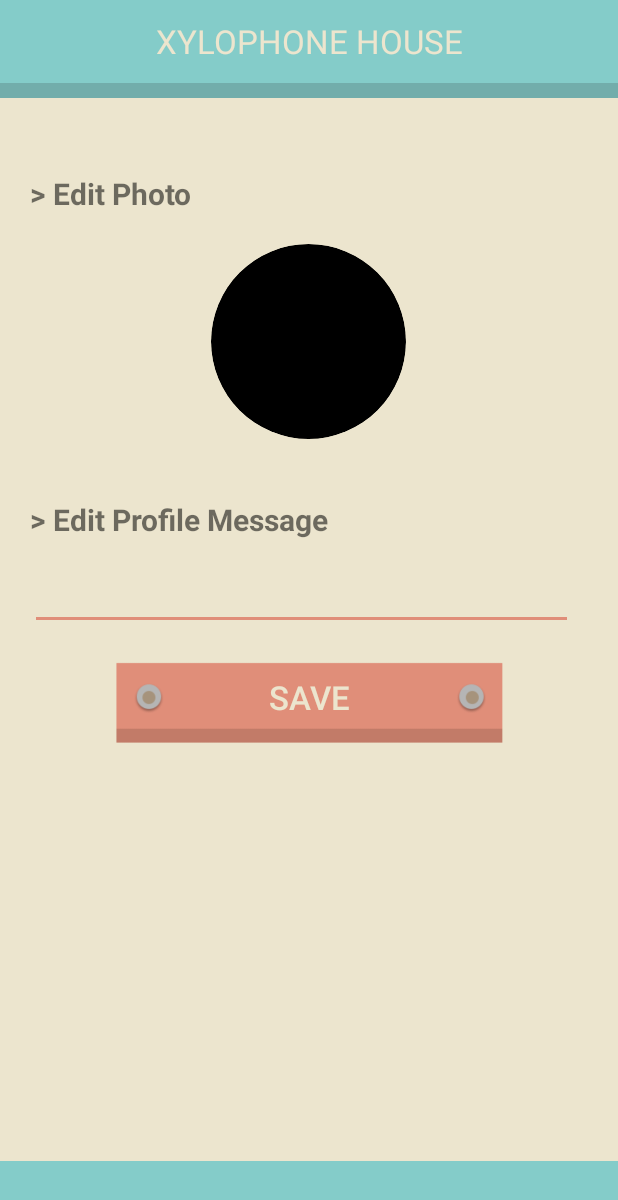
After one commit to JeonHuiJae/FIX, an Android app: the EditProfileActivity screen opened directly, with no data from a screen before it, on a phone screen of 412 x 824 dp. The commit adds this screen. Shown: the top 1200 px of the screen. Run offline under Robolectric (Android 15) with nearby library versions, the phone set to English and light mode, and no system bars.

Commit message:
이것저것...

```diff
--- a/Fix/app/build.gradle
+++ b/Fix/app/build.gradle
@@ -32,6 +32,7 @@ dependencies {
     implementation files('libs/mail.jar')
     implementation 'com.android.support:cardview-v7:26.1.0'
     implementation 'com.android.support:recyclerview-v7:26.1.0'
+    implementation 'de.hdodenhof:circleimageview:2.2.0'
 }
 
 
--- a/Fix/app/src/main/AndroidManifest.xml
+++ b/Fix/app/src/main/AndroidManifest.xml
@@ -40,12 +40,14 @@
         </provider>
 
         <activity android:name=".ChatActivity" />
-        <activity android:name=".ConstraintActivity" />
         <activity android:name=".ContractActivity" />
         <activity android:name=".MatchingActivity" />
         <activity android:name=".Join" />
         <activity android:name=".SeniorDetail" />
-        <activity android:name=".SeniorMain"></activity>
+        <activity android:name=".SeniorMain" />
+        <activity android:name=".EditProfileActivity"/>
+        <activity android:name=".SelectPhotoMode"
+            android:theme="@android:style/Theme.DeviceDefault.Light.Dialog"/>
     </application>
 
 </manifest>
--- /dev/null
+++ b/Fix/app/src/main/java/com/example/hhj73/fix/EditProfileActivity.java
@@ -0,0 +1,68 @@
+package com.example.hhj73.fix;
+
+import android.app.Activity;
+import android.content.Intent;
+import android.graphics.Bitmap;
+import android.graphics.BitmapFactory;
+import android.graphics.drawable.ShapeDrawable;
+import android.graphics.drawable.shapes.OvalShape;
+import android.os.Build;
+import android.os.Bundle;
+import android.view.View;
+import android.widget.EditText;
+import android.widget.ImageView;
+import android.widget.Toast;
+
+public class EditProfileActivity extends Activity {
+    final static int PHOTO=111;
+    private ImageView profileImageView;
+    private Bitmap photo;
+    private EditText message;
+    @Override
+    protected void onCreate(Bundle savedInstanceState) {
+        super.onCreate(savedInstanceState);
+        setContentView(R.layout.activity_edit_profile);
+        init();
+    }
+    public void init(){
+        Intent intent = getIntent();
+        message = (EditText)findViewById(R.id.profileMessageInput);
+        message.setText(intent.getStringExtra("preMessage"));
+        profileImageView = (ImageView)findViewById(R.id.profilePhotoInput);
+        profileImageView.setBackground(new ShapeDrawable(new OvalShape()));
+        if(Build.VERSION.SDK_INT>=21)
+            profileImageView.setClipToOutline(true);
+
+    }
+
+
+    public void editPhoto(View view) {
+        Intent intent = new Intent(this, SelectPhotoMode.class);
+        startActivityForResult(intent,PHOTO);
+    }
+
+    @Override
+    protected void onActivityResult(int requestCode, int resultCode, Intent data) {
+        if(requestCode==PHOTO&&requestCode==RESULT_OK){
+
+            byte[] bytes = data.getByteArrayExtra("profilePhoto");
+            Bitmap bytesTobitmap = BitmapFactory.decodeByteArray(bytes,0,bytes.length);
+            //photo = (Bitmap)data.getParcelableExtra("profilePhoto");
+
+            if(bytesTobitmap!=null)
+                profileImageView.setImageBitmap(bytesTobitmap);
+            else
+                Toast.makeText(getApplicationContext(),"Loading Fail",Toast.LENGTH_SHORT).show();
+        }
+    }
+
+    public void saveProfile(View view) {
+        message = (EditText)findViewById(R.id.profileMessageInput);
+        String tmp = message.getText().toString();
+        Intent saveIntent = new Intent(this,SeniorMain.class);
+        saveIntent.putExtra("profileMessage",tmp);
+        saveIntent.putExtra("profilePhoto",photo);
+        setResult(RESULT_OK,saveIntent);
+        finish();
+    }
+}
--- /dev/null
+++ b/Fix/app/src/main/res/layout/activity_edit_profile.xml
@@ -0,0 +1,106 @@
+<?xml version="1.0" encoding="utf-8"?>
+<LinearLayout xmlns:android="http://schemas.android.com/apk/res/android"
+    xmlns:tools="http://schemas.android.com/tools"
+    android:layout_width="match_parent"
+    android:layout_height="match_parent"
+    android:orientation="vertical"
+    android:background="@color/colorPowder"
+    tools:context=".EditProfileActivity">
+    <FrameLayout
+        android:layout_width="match_parent"
+        android:layout_height="match_parent">
+
+        <LinearLayout
+            android:orientation="vertical"
+            android:layout_width="match_parent"
+            android:layout_height="match_parent">
+            <FrameLayout
+                android:background="@color/colorMint"
+                android:layout_width="match_parent"
+                android:layout_height="55dp">
+                <TextView
+                    android:layout_gravity="center"
+                    android:textSize="22dp"
+                    android:textColor="@color/colorPowder"
+                    android:gravity="center"
+                    android:text="XYLOPHONE HOUSE"
+                    android:layout_width="match_parent"
+                    android:layout_height="wrap_content" />
+            </FrameLayout>
+            <LinearLayout
+                android:background="@color/colorDarkMint"
+                android:layout_width="match_parent"
+                android:gravity="center"
+                android:layout_height="10dp">
+            </LinearLayout>
+
+            <LinearLayout
+                android:layout_width="match_parent"
+                android:layout_height="wrap_content"
+                android:orientation="vertical"
+                android:layout_marginTop="50dp">
+                <TextView
+                    android:paddingLeft="20dp"
+                    android:textSize="20sp"
+                    android:textStyle="bold"
+                    android:layout_width="match_parent"
+                    android:layout_height="wrap_content"
+                    android:text="> Edit Photo"/>
+
+                <ImageView
+                    android:onClick="editPhoto"
+                    android:id="@+id/profilePhotoInput"
+                    android:layout_gravity="center"
+                    android:layout_marginTop="20dp"
+                    android:background="#eeeeee"
+                    android:layout_width="130dp"
+                    android:layout_height="130dp"
+                    android:layout_marginBottom="20dp"/>
+
+            </LinearLayout>
+            <LinearLayout
+                android:layout_width="match_parent"
+                android:layout_height="wrap_content"
+                android:orientation="vertical"
+                android:layout_marginTop="20dp">
+                <TextView
+                    android:paddingLeft="20dp"
+                    android:textSize="20sp"
+                    android:textStyle="bold"
+                    android:layout_width="match_parent"
+                    android:layout_height="wrap_content"
+                    android:text="> Edit Profile Message"/>
+                <EditText
+                    android:layout_marginLeft="20dp"
+                    android:layout_marginRight="30dp"
+                    android:id="@+id/profileMessageInput"
+                    android:text="I love my family...---(-@"
+                    android:layout_marginTop="10dp"
+                    android:paddingLeft="15dp"
+                    android:layout_width="match_parent"
+                    android:textSize="20dp"
+                    android:layout_height="50dp" />
+
+            </LinearLayout>
+
+            <Button
+                android:onClick="saveProfile"
+                android:layout_marginTop="10dp"
+                android:text="SAVE"
+                android:textColor="@color/colorPowder"
+                android:textSize="22dp"
+                android:background="@drawable/mainbtn2"
+                android:layout_width="260dp"
+                android:layout_height="70dp"
+                android:layout_gravity="center"/>
+        </LinearLayout>
+        <LinearLayout
+            android:background="@color/colorMint"
+            android:layout_gravity="bottom"
+            android:layout_width="match_parent"
+            android:gravity="center|right"
+            android:layout_height="50dp">
+        </LinearLayout>
+
+    </FrameLayout>
+</LinearLayout>
```
Also changed, not shown: Fix/app/src/main/java/com/example/hhj73/fix/SelectPhotoMode.java (added, +168 -0 lines), Fix/app/src/main/java/com/example/hhj73/fix/SeniorMain.java (+43 -1 lines), Fix/app/src/main/res/layout/activity_senior_main.xml (+8 -4 lines), Fix/app/src/main/res/layout/select_photo_mode.xml (added, +54 -0 lines).
